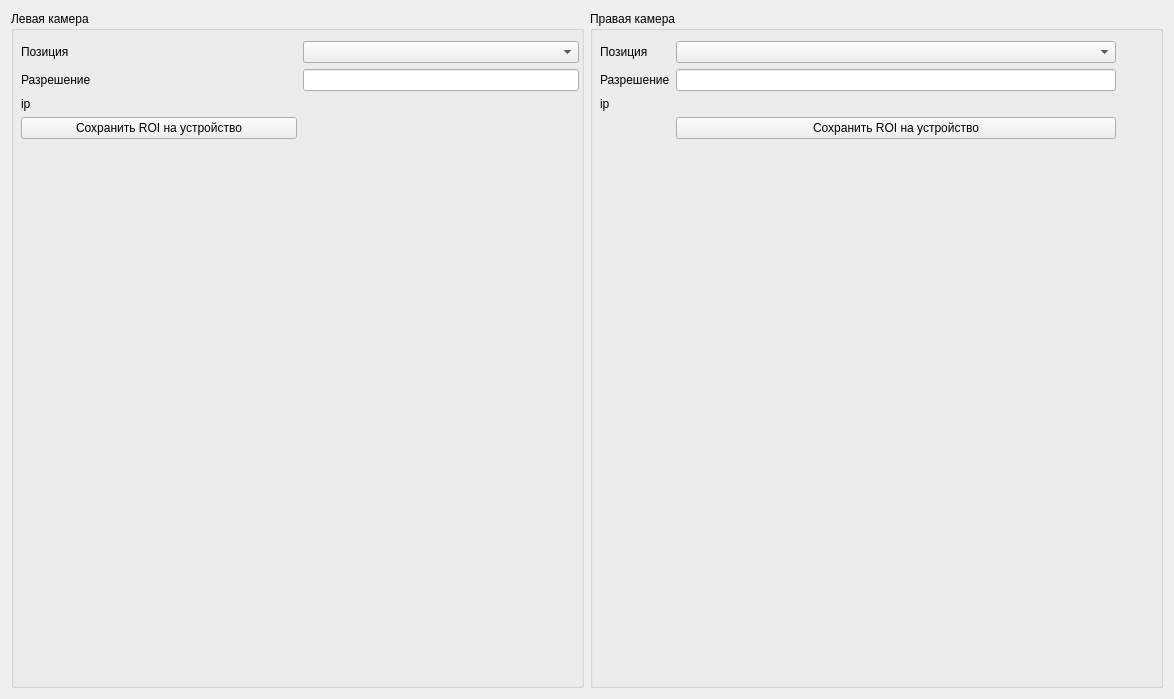
Above: mainwindow.ui from kofed/kudr2 before the change. Below: the same form after it.
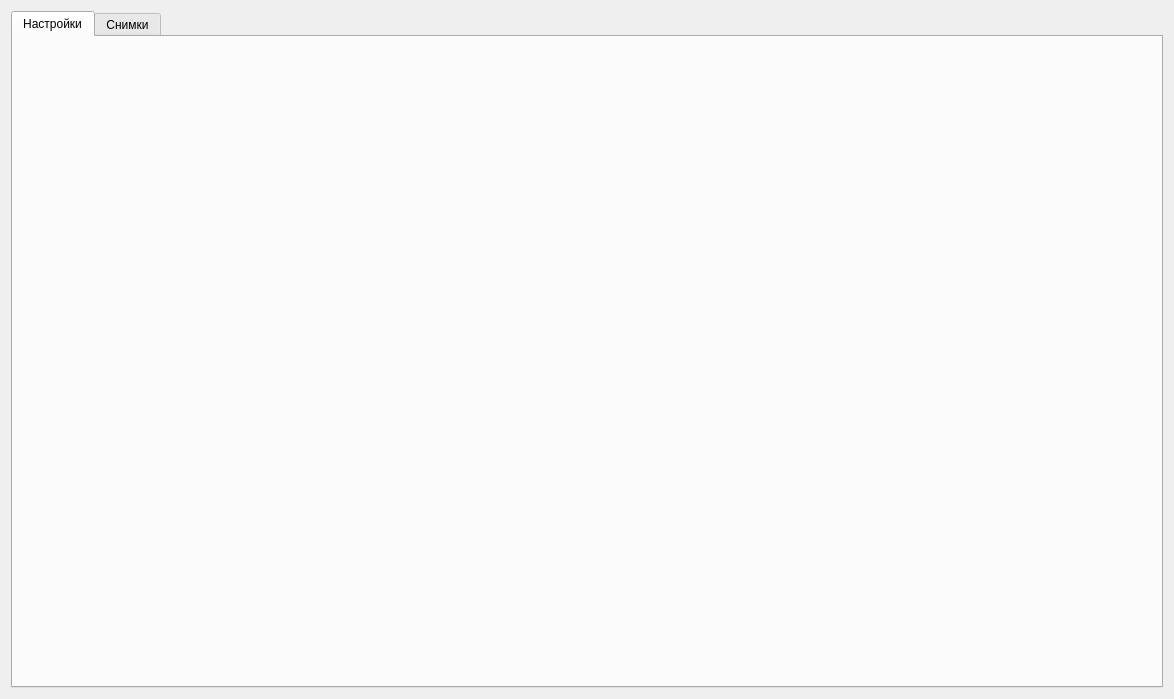
That is the form after the change.

```diff
--- a/mainwindow.ui
+++ b/mainwindow.ui
@@ -16,192 +16,26 @@
   <widget class="QWidget" name="centralWidget">
    <layout class="QVBoxLayout" name="verticalLayout_6">
     <item>
-     <layout class="QVBoxLayout" name="verticalLayout" stretch="0,0">
+     <layout class="QVBoxLayout" name="verticalLayout" stretch="0">
       <property name="sizeConstraint">
        <enum>QLayout::SetNoConstraint</enum>
       </property>
       <item>
-       <layout class="QHBoxLayout" name="horizontalLayout_4"/>
-      </item>
-      <item>
-       <layout class="QHBoxLayout" name="horizontalLayout" stretch="1,1">
-        <item>
-         <widget class="QGroupBox" name="groupBox_3">
-          <property name="sizePolicy">
-           <sizepolicy hsizetype="Preferred" vsizetype="Preferred">
-            <horstretch>1</horstretch>
-            <verstretch>1</verstretch>
-           </sizepolicy>
-          </property>
-          <property name="title">
-           <string>Левая камера</string>
-          </property>
-          <widget class="QWidget" name="verticalLayoutWidget_2">
-           <property name="geometry">
-            <rect>
-             <x>-1</x>
-             <y>19</y>
-             <width>570</width>
-             <height>321</height>
-            </rect>
-           </property>
-           <layout class="QVBoxLayout" name="verticalLayout_2" stretch="0,1">
-            <property name="sizeConstraint">
-             <enum>QLayout::SetNoConstraint</enum>
-            </property>
-            <property name="rightMargin">
-             <number>1</number>
-            </property>
-            <item>
-             <layout class="QGridLayout" name="gridLayout" columnstretch="1,0,0">
-              <property name="sizeConstraint">
-               <enum>QLayout::SetMaximumSize</enum>
-              </property>
-              <item row="2" column="0">
-               <widget class="QLabel" name="label">
-                <property name="text">
-                 <string>Разрешение</string>
-                </property>
-               </widget>
-              </item>
-              <item row="2" column="2">
-               <widget class="QLineEdit" name="lResolutionEdit"/>
-              </item>
-              <item row="0" column="2">
-               <widget class="QLineEdit" name="doorNumEdit">
-                <property name="sizePolicy">
-                 <sizepolicy hsizetype="Maximum" vsizetype="Fixed">
-                  <horstretch>1</horstretch>
-                  <verstretch>0</verstretch>
-                 </sizepolicy>
-                </property>
-               </widget>
-              </item>
-              <item row="3" column="2">
-               <widget class="QLabel" name="lIpValueLabel">
-                <property name="text">
-                 <string/>
-                </property>
-               </widget>
-              </item>
-              <item row="0" column="2">
-               <widget class="QComboBox" name="lPositionCombo"/>
-              </item>
-              <item row="7" column="0">
-               <widget class="QPushButton" name="lSaveROIButton">
-                <property name="text">
-                 <string>Сохранить ROI на устройство</string>
-                </property>
-               </widget>
-              </item>
-              <item row="3" column="0">
-               <widget class="QLabel" name="label_7">
-                <property name="text">
-                 <string>ip</string>
-                </property>
-               </widget>
-              </item>
-              <item row="0" column="0">
-               <widget class="QLabel" name="label_2">
-                <property name="text">
-                 <string>Позиция</string>
-                </property>
-               </widget>
-              </item>
-             </layout>
-            </item>
-            <item>
-             <widget class="QLabel" name="lPngLabel">
-              <property name="sizePolicy">
-               <sizepolicy hsizetype="Minimum" vsizetype="Minimum">
-                <horstretch>0</horstretch>
-                <verstretch>0</verstretch>
-               </sizepolicy>
-              </property>
-              <property name="text">
-               <string/>
-              </property>
-             </widget>
-            </item>
-           </layout>
-          </widget>
-         </widget>
-        </item>
-        <item>
-         <widget class="QGroupBox" name="groupBox_2">
-          <property name="title">
-           <string>Правая камера</string>
-          </property>
-          <widget class="QWidget" name="verticalLayoutWidget_3">
-           <property name="geometry">
-            <rect>
-             <x>-1</x>
-             <y>19</y>
-             <width>551</width>
-             <height>321</height>
-            </rect>
-           </property>
-           <layout class="QVBoxLayout" name="verticalLayout_3" stretch="0,1,0">
-            <item>
-             <layout class="QGridLayout" name="gridLayout_2">
-              <item row="2" column="3">
-               <widget class="QLabel" name="rIpValueLabel">
-                <property name="text">
-                 <string/>
-                </property>
-               </widget>
-              </item>
-              <item row="0" column="1">
-               <widget class="QLabel" name="label_5">
-                <property name="text">
-                 <string>Позиция</string>
-                </property>
-               </widget>
-              </item>
-              <item row="4" column="2">
-               <widget class="QPushButton" name="rSaveROIButton">
-                <property name="text">
-                 <string>Сохранить ROI на устройство</string>
-                </property>
-               </widget>
-              </item>
-              <item row="2" column="1">
-               <widget class="QLabel" name="label_9">
-                <property name="text">
-                 <string>ip</string>
-                </property>
-               </widget>
-              </item>
-              <item row="1" column="1">
-               <widget class="QLabel" name="label_4">
-                <property name="text">
-                 <string>Разрешение</string>
-                </property>
-               </widget>
-              </item>
-              <item row="0" column="2">
-               <widget class="QComboBox" name="rPositionCombo"/>
-              </item>
-              <item row="1" column="2">
-               <widget class="QLineEdit" name="rResolutionEdit"/>
-              </item>
-             </layout>
-            </item>
-            <item>
-             <widget class="QLabel" name="rPngLabel">
-              <property name="text">
-               <string/>
-              </property>
-             </widget>
-            </item>
-            <item>
-             <layout class="QHBoxLayout" name="horizontalLayout_3"/>
-            </item>
-           </layout>
-          </widget>
-         </widget>
-        </item>
-       </layout>
+       <widget class="QTabWidget" name="tabWidget">
+        <property name="currentIndex">
+         <number>0</number>
+        </property>
+        <widget class="QWidget" name="settingsWidget">
+         <attribute name="title">
+          <string>Настройки</string>
+         </attribute>
+        </widget>
+        <widget class="QWidget" name="shotWidget">
+         <attribute name="title">
+          <string>Снимки</string>
+         </attribute>
+        </widget>
+       </widget>
       </item>
      </layout>
     </item>
```
